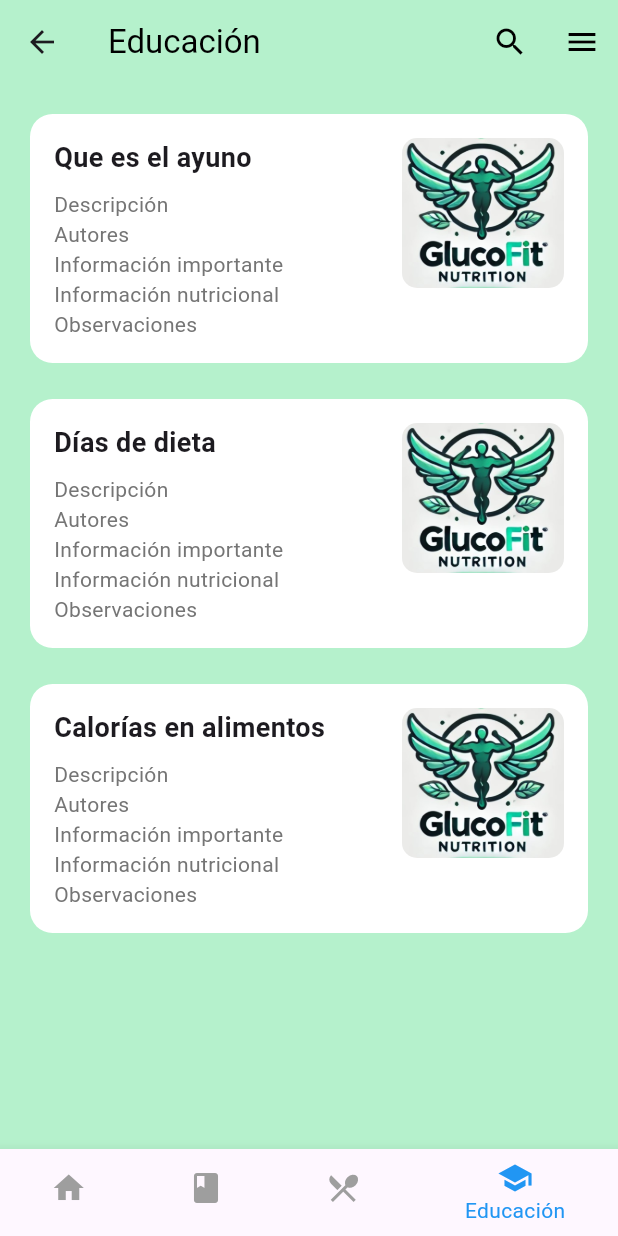
After one commit to Joalasco/Gluco_Fit, a Flutter app: the EducationSection screen opened directly, on a phone screen of 412 x 824 dp. The commit adds this screen. Run offline on Flutter 3.47's test engine with Material 3 defaults, Android fonts, the phone set to English and light mode, and no system bars; our stand-ins replace cloud_firestore, firebase_auth, firebase_core, google_sign_in; accounts and stored records are empty.

Commit message:
Creacion de interfaz sección educativa

```diff
--- /dev/null
+++ b/lib/views/educative/eduative_list.dart
@@ -0,0 +1,105 @@
+import 'package:flutter/material.dart';
+
+class EducationSection extends StatelessWidget {
+  @override
+  Widget build(BuildContext context) {
+    return Scaffold(
+      backgroundColor: Color(0xFFB5F1CC),
+      appBar: AppBar(
+        title: Text('Educación', style: TextStyle(color: Colors.black)),
+        backgroundColor: Colors.transparent,
+        elevation: 0,
+        actions: [
+          IconButton(
+            icon: Icon(Icons.search, color: Colors.black),
+            onPressed: () {
+            },
+          ),
+          IconButton(
+            icon: Icon(Icons.menu, color: Colors.black),
+            onPressed: () {
+            },
+          ),
+        ],
+      ),
+      body: ListView(
+        padding: EdgeInsets.all(16),
+        children: [
+          _buildEducationCard(
+            'Que es el ayuno',
+            'Descripción\nAutores\nInformación importante\nInformación nutricional\nObservaciones',
+            'lib/assets/glucofit_logo.jpeg',
+          ),
+          SizedBox(height: 16),
+          _buildEducationCard(
+            'Días de dieta',
+            'Descripción\nAutores\nInformación importante\nInformación nutricional\nObservaciones',
+            'lib/assets/glucofit_logo.jpeg',
+          ),
+          SizedBox(height: 16),
+          _buildEducationCard(
+            'Calorías en alimentos',
+            'Descripción\nAutores\nInformación importante\nInformación nutricional\nObservaciones',
+            'lib/assets/glucofit_logo.jpeg',
+          ),
+        ],
+      ),
+      bottomNavigationBar: BottomNavigationBar(
+        currentIndex: 3,
+        items: [
+          BottomNavigationBarItem(icon: Icon(Icons.home), label: 'Home'),
+          BottomNavigationBarItem(icon: Icon(Icons.book), label: 'Recetas'),
+          BottomNavigationBarItem(icon: Icon(Icons.restaurant_menu), label: 'Menús'),
+          BottomNavigationBarItem(icon: Icon(Icons.school), label: 'Educación'),
+        ],
+        selectedItemColor: Colors.blue,
+        unselectedItemColor: Colors.grey,
+      ),
+    );
+  }
+
+  Widget _buildEducationCard(String title, String description, String imagePath) {
+    return Card(
+      elevation: 0,
+      color: Colors.white,
+      shape: RoundedRectangleBorder(borderRadius: BorderRadius.circular(15)),
+      child: Padding(
+        padding: const EdgeInsets.all(16.0),
+        child: Row(
+          crossAxisAlignment: CrossAxisAlignment.start,
+          children: [
+            Expanded(
+              flex: 2,
+              child: Column(
+                crossAxisAlignment: CrossAxisAlignment.start,
+                children: [
+                  Text(
+                    title,
+                    style: TextStyle(fontSize: 18, fontWeight: FontWeight.bold),
+                  ),
+                  SizedBox(height: 8),
+                  Text(
+                    description,
+                    style: TextStyle(fontSize: 14, color: Colors.grey[600]),
+                  ),
+                ],
+              ),
+            ),
+            SizedBox(width: 16),
+            Expanded(
+              flex: 1,
+              child: ClipRRect(
+                borderRadius: BorderRadius.circular(10),
+                child: Image.asset(
+                  imagePath,
+                  fit: BoxFit.cover,
+                  height: 100,
+                ),
+              ),
+            ),
+          ],
+        ),
+      ),
+    );
+  }
+}
--- a/lib/views/home_view.dart
+++ b/lib/views/home_view.dart
@@ -1,4 +1,5 @@
 import 'package:flutter/material.dart';
+import 'package:gluco_fit/views/educative/eduative_list.dart';
 import '../controllers/auth_controller.dart';
 import 'recipe/recipe_list_view.dart';
 import 'auth_view.dart';
@@ -99,6 +100,12 @@ class HomeView extends StatelessWidget {
               MaterialPageRoute(builder: (context) => RecipeListView()),
             );
           }
+          if (index == 3) {
+            Navigator.push(
+              context,
+              MaterialPageRoute(builder: (context) => EducationSection()),
+            );
+          }
           // Aquí puedes agregar la lógica para las otras opciones del menú
         },
       ),
```
